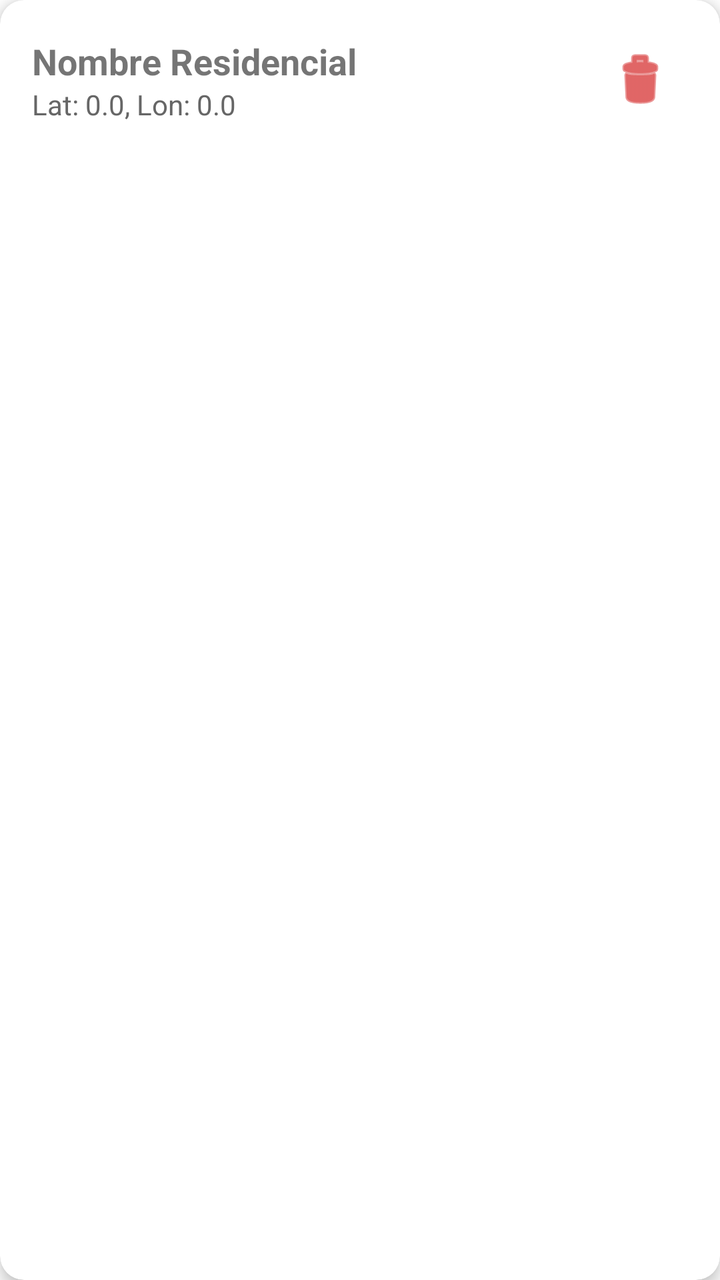
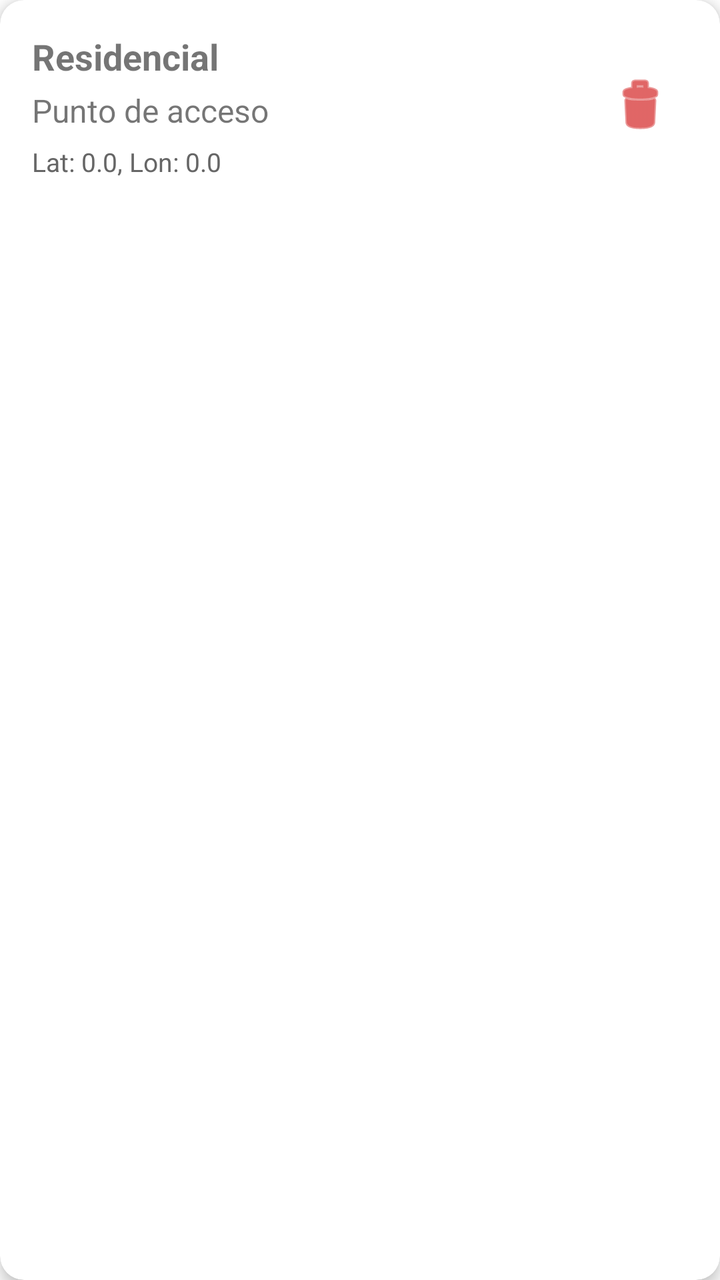

An Android layout rendered at two revisions. The XML below is the earlier revision; the diff shows what the commit changed to produce the second picture.
<!-- AndroidManifest.xml: application theme Theme.ProntoCheck -->
<!-- res/layout/item_punto_acceso.xml -->
<?xml version="1.0" encoding="utf-8"?>
<com.google.android.material.card.MaterialCardView
    xmlns:android="http://schemas.android.com/apk/res/android"
    xmlns:app="http://schemas.android.com/apk/res-auto"
    android:layout_width="match_parent"
    android:layout_height="wrap_content"
    android:layout_margin="8dp"
    app:cardElevation="4dp"
    app:cardCornerRadius="12dp">

    <LinearLayout
        android:layout_width="match_parent"
        android:layout_height="wrap_content"
        android:orientation="horizontal"
        android:padding="16dp"
        android:gravity="center_vertical">

        <LinearLayout
            android:layout_width="0dp"
            android:layout_height="wrap_content"
            android:layout_weight="1"
            android:orientation="vertical">

            <TextView
                android:id="@+id/tvNombrePunto"
                android:layout_width="wrap_content"
                android:layout_height="wrap_content"
                android:text="Nombre Residencial"
                android:textSize="18sp"
                android:textStyle="bold" />

            <TextView
                android:id="@+id/tvCoordenadas"
                android:layout_width="wrap_content"
                android:layout_height="wrap_content"
                android:text="Lat: 0.0, Lon: 0.0"
                android:textColor="#666666" />
        </LinearLayout>

        <ImageButton
            android:id="@+id/btnEliminarPunto"
            android:layout_width="48dp"
            android:layout_height="48dp"
            android:background="?attr/selectableItemBackgroundBorderless"
            android:src="@android:drawable/ic_menu_delete"
            app:tint="@android:color/holo_red_dark" />

    </LinearLayout>
</com.google.android.material.card.MaterialCardView>
<!-- resources referenced by this layout -->
<resources>
  <style name="Theme.ProntoCheck" parent="Theme.MaterialComponents.DayNight.NoActionBar">
          
          <item name="colorPrimary">#6650a4</item>
          <item name="colorSecondary">#625b71</item>
  
          
          <item name="android:statusBarColor">#FFFFFF</item>
          <item name="android:windowLightStatusBar">true</item>
      </style>
</resources>

<!-- the commit's change to res/layout/item_punto_acceso.xml (unified diff, before → after) -->
@@ -22,19 +22,30 @@
             android:orientation="vertical">
 
             <TextView
+                android:id="@+id/tvNombreResidencial"
+                android:layout_width="wrap_content"
+                android:layout_height="wrap_content"
+                android:text="Residencial"
+                android:textSize="18sp"
+                android:textStyle="bold" />
+
+            <TextView
                 android:id="@+id/tvNombrePunto"
                 android:layout_width="wrap_content"
                 android:layout_height="wrap_content"
-                android:text="Nombre Residencial"
-                android:textSize="18sp"
-                android:textStyle="bold" />
+                android:layout_marginTop="4dp"
+                android:text="Punto de acceso"
+                android:textSize="16sp" />
 
             <TextView
                 android:id="@+id/tvCoordenadas"
                 android:layout_width="wrap_content"
                 android:layout_height="wrap_content"
+                android:layout_marginTop="6dp"
                 android:text="Lat: 0.0, Lon: 0.0"
-                android:textColor="#666666" />
+                android:textColor="#666666"
+                android:textSize="13sp" />
+
         </LinearLayout>
 
         <ImageButton
@@ -42,8 +53,10 @@
             android:layout_width="48dp"
             android:layout_height="48dp"
             android:background="?attr/selectableItemBackgroundBorderless"
+            android:contentDescription="Eliminar punto de acceso"
             android:src="@android:drawable/ic_menu_delete"
             app:tint="@android:color/holo_red_dark" />
 
     </LinearLayout>
+
 </com.google.android.material.card.MaterialCardView>
